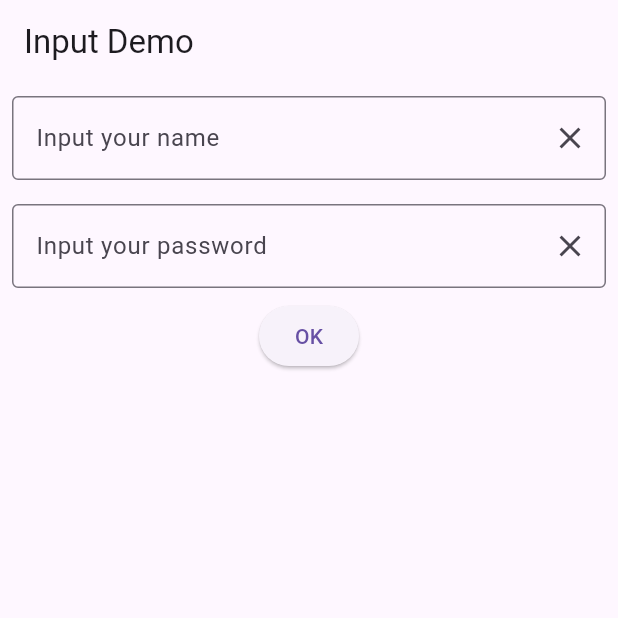
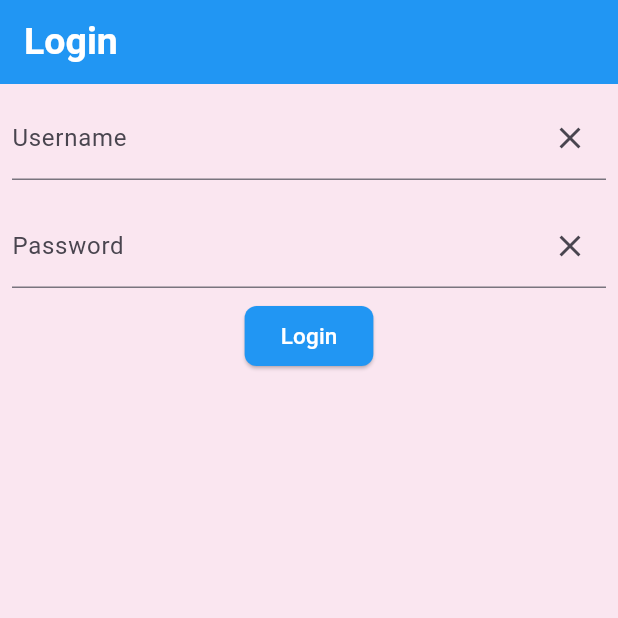
Before and after one commit to Pnt-CoMExE/MFU-Mobile_App-Dev, a Flutter app: the screen it shows after launch, on a phone screen of 412 x 824 dp, the top half of it. Run offline on Flutter 3.47's test engine with Material 3 defaults, Android fonts, the phone set to English and light mode, and no system bars.

Commit message:
✨ Implement Assignment1 widget with login functionality and user input handling

```diff
--- a/lib/main.dart
+++ b/lib/main.dart
@@ -1,6 +1,6 @@
 import 'package:flutter/material.dart';
-import 'package:flutter_application_1/week04/input_demo.dart';
+import 'package:flutter_application_1/week04/assignment1.dart';
 
 void main() {
-  runApp(MaterialApp(home: InputDemo(), debugShowCheckedModeBanner: false));
+  runApp(MaterialApp(home: Assignment1(), debugShowCheckedModeBanner: false));
 }
--- /dev/null
+++ b/lib/week04/assignment1.dart
@@ -0,0 +1,91 @@
+import 'package:flutter/material.dart';
+
+class Assignment1 extends StatefulWidget {
+  const Assignment1({super.key});
+
+  @override
+  State<Assignment1> createState() => _Assignment1State();
+}
+
+class _Assignment1State extends State<Assignment1> {
+  String message = '';
+
+  TextEditingController tcUsername = TextEditingController();
+  TextEditingController tcPassword = TextEditingController();
+
+  void checkLogin() {
+    setState(() {
+      if (tcUsername.text == 'admin' && tcPassword.text == '1234') {
+        message = 'Welcome admin';
+      } else {
+        message = 'Wrong username or password';
+      }
+    });
+  }
+
+  @override
+  Widget build(BuildContext context) {
+    return Scaffold(
+      appBar: AppBar(
+        title: Text(
+          'Login',
+          style: TextStyle(
+            color: Colors.white,
+            fontSize: 25,
+            fontWeight: FontWeight.bold,
+          ),
+        ),
+        backgroundColor: Colors.blue,
+      ),
+      backgroundColor: Color.fromARGB(255, 250, 230, 240),
+      body: Column(
+        children: [
+          Padding(
+            padding: const EdgeInsets.all(8.0),
+            child: TextField(
+              controller: tcUsername,
+              decoration: InputDecoration(
+                border: UnderlineInputBorder(),
+                labelText: 'Username',
+                suffixIcon: IconButton(
+                  onPressed: tcUsername.clear,
+                  icon: Icon(Icons.clear),
+                ),
+              ),
+            ),
+          ),
+          Padding(
+            padding: const EdgeInsets.all(8.0),
+            child: TextField(
+              controller: tcPassword,
+              obscureText: true,
+              decoration: InputDecoration(
+                border: UnderlineInputBorder(),
+                labelText: 'Password',
+                suffixIcon: IconButton(
+                  onPressed: tcPassword.clear,
+                  icon: Icon(Icons.clear),
+                ),
+              ),
+            ),
+          ),
+          ElevatedButton(
+            onPressed: checkLogin,
+            style: ElevatedButton.styleFrom(
+              backgroundColor: Colors.blue,
+              shape: RoundedRectangleBorder(
+                borderRadius: BorderRadius.circular(8.0),
+              ),
+            ),
+            child: Text(
+              'Login',
+              style: TextStyle(color: Colors.white, fontSize: 15),
+            ),
+          ),
+          SizedBox(height: 10),
+          Text(message, style: TextStyle(color: Colors.red, fontSize: 15)),
+        ],
+      ),
+    );
+  }
+}
```
